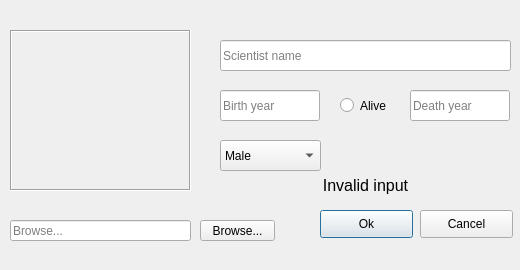
Before: the Qt Designer form editscientist.ui in gudmundurb/H22, drawn with Qt 5.
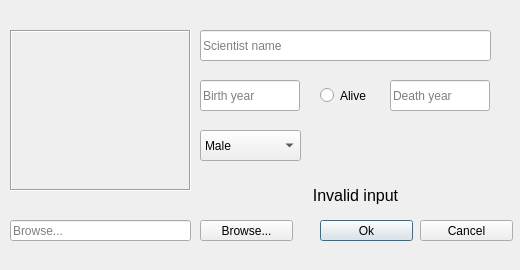
After: the same form once the commit is applied. Icons and pictures are not drawn.

Diff of the .ui file:
```diff
--- a/editscientist.ui
+++ b/editscientist.ui
@@ -39,9 +39,9 @@
    <property name="geometry">
     <rect>
      <x>320</x>
-     <y>210</y>
+     <y>220</y>
      <width>93</width>
-     <height>28</height>
+     <height>21</height>
     </rect>
    </property>
    <property name="text">
@@ -52,9 +52,9 @@
    <property name="geometry">
     <rect>
      <x>420</x>
-     <y>210</y>
+     <y>220</y>
      <width>93</width>
-     <height>28</height>
+     <height>21</height>
     </rect>
    </property>
    <property name="text">
@@ -64,8 +64,8 @@
   <widget class="QComboBox" name="ScientistGender">
    <property name="geometry">
     <rect>
-     <x>220</x>
-     <y>140</y>
+     <x>200</x>
+     <y>130</y>
      <width>101</width>
      <height>31</height>
     </rect>
@@ -87,9 +87,9 @@
    </property>
    <property name="geometry">
     <rect>
-     <x>220</x>
-     <y>170</y>
-     <width>291</width>
+     <x>200</x>
+     <y>180</y>
+     <width>311</width>
      <height>31</height>
     </rect>
    </property>
@@ -108,8 +108,8 @@
   <widget class="QRadioButton" name="RadioStillAlive">
    <property name="geometry">
     <rect>
-     <x>340</x>
-     <y>90</y>
+     <x>320</x>
+     <y>80</y>
      <width>71</width>
      <height>31</height>
     </rect>
@@ -121,8 +121,8 @@
   <widget class="QLineEdit" name="InputScientistName">
    <property name="geometry">
     <rect>
-     <x>220</x>
-     <y>40</y>
+     <x>200</x>
+     <y>30</y>
      <width>291</width>
      <height>31</height>
     </rect>
@@ -140,8 +140,8 @@
    </property>
    <property name="geometry">
     <rect>
-     <x>220</x>
-     <y>90</y>
+     <x>200</x>
+     <y>80</y>
      <width>100</width>
      <height>31</height>
     </rect>
@@ -159,8 +159,8 @@
    </property>
    <property name="geometry">
     <rect>
-     <x>410</x>
-     <y>90</y>
+     <x>390</x>
+     <y>80</y>
      <width>100</width>
      <height>31</height>
     </rect>
@@ -208,7 +208,7 @@
     <rect>
      <x>200</x>
      <y>220</y>
-     <width>75</width>
+     <width>93</width>
      <height>21</height>
     </rect>
    </property>
```
Left out of the diff: 11 changed lines with no effect on the pictures.
